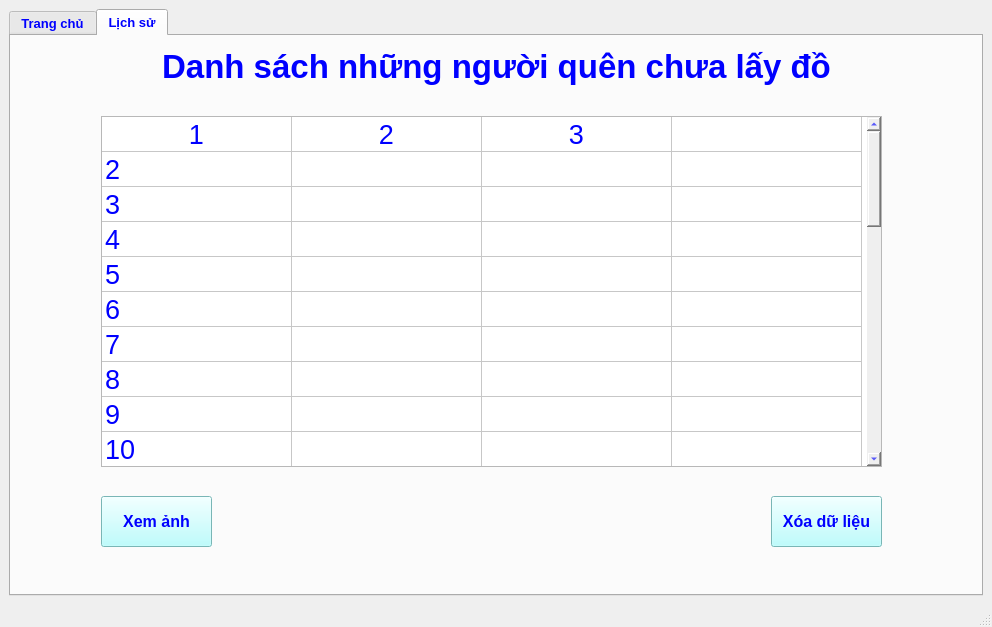
Before: the Qt Designer form GUI.ui in Cutreson/Code, drawn with Qt 5.
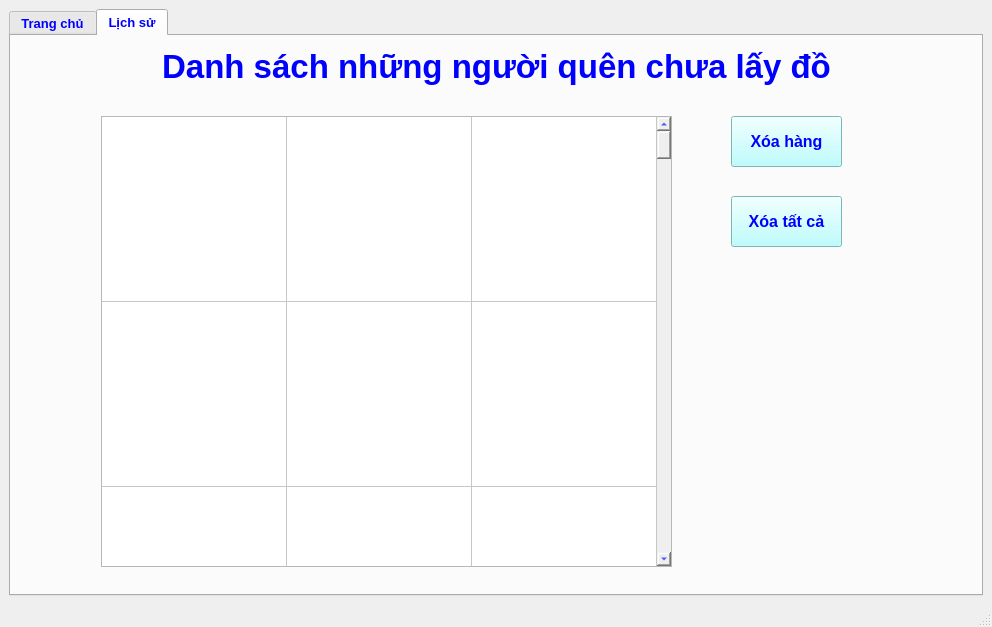
After: the same form once the commit is applied.

The edit to the form file:
```diff
--- a/GUI.ui
+++ b/GUI.ui
@@ -315,8 +315,8 @@
        <widget class="QPushButton" name="btn_view_Img">
         <property name="geometry">
          <rect>
-          <x>90</x>
-          <y>460</y>
+          <x>720</x>
+          <y>80</y>
           <width>111</width>
           <height>51</height>
          </rect>
@@ -333,14 +333,14 @@
 border-color: rgb(255, 0, 0);</string>
         </property>
         <property name="text">
-         <string>Xem ảnh</string>
+         <string>Xóa hàng</string>
         </property>
        </widget>
        <widget class="QPushButton" name="btn_delete">
         <property name="geometry">
          <rect>
-          <x>760</x>
-          <y>460</y>
+          <x>720</x>
+          <y>160</y>
           <width>111</width>
           <height>51</height>
          </rect>
@@ -357,7 +357,7 @@
 border-color: rgb(255, 0, 0);</string>
         </property>
         <property name="text">
-         <string>Xóa dữ liệu</string>
+         <string>Xóa tất cả</string>
         </property>
        </widget>
        <widget class="QTableWidget" name="table_Data">
@@ -368,8 +368,8 @@
          <rect>
           <x>90</x>
           <y>80</y>
-          <width>781</width>
-          <height>351</height>
+          <width>571</width>
+          <height>451</height>
          </rect>
         </property>
         <property name="font">
@@ -423,7 +423,7 @@
          <bool>false</bool>
         </attribute>
         <attribute name="horizontalHeaderDefaultSectionSize">
-         <number>190</number>
+         <number>185</number>
         </attribute>
         <attribute name="horizontalHeaderHighlightSections">
          <bool>true</bool>
@@ -444,7 +444,7 @@
          <bool>false</bool>
         </attribute>
         <attribute name="verticalHeaderDefaultSectionSize">
-         <number>30</number>
+         <number>185</number>
         </attribute>
         <attribute name="verticalHeaderMinimumSectionSize">
          <number>30</number>
@@ -481,7 +481,7 @@
         <row/>
         <column>
          <property name="text">
-          <string>STT</string>
+          <string>Hình ảnh</string>
          </property>
          <property name="font">
           <font>
@@ -509,7 +509,7 @@
          </property>
          <property name="font">
           <font>
-           <pointsize>16</pointsize>
+           <pointsize>18</pointsize>
            <weight>75</weight>
            <bold>true</bold>
           </font>
@@ -529,31 +529,7 @@
         </column>
         <column>
          <property name="text">
-          <string>Ngày gửi</string>
-         </property>
-         <property name="font">
-          <font>
-           <pointsize>16</pointsize>
-           <weight>75</weight>
-           <bold>true</bold>
-          </font>
-         </property>
-         <property name="textAlignment">
-          <set>AlignCenter</set>
-         </property>
-         <property name="foreground">
-          <brush brushstyle="SolidPattern">
-           <color alpha="255">
-            <red>0</red>
-            <green>0</green>
-            <blue>0</blue>
-           </color>
-          </brush>
-         </property>
-        </column>
-        <column>
-         <property name="text">
-          <string>Giờ gửi</string>
+          <string>Thời gian</string>
          </property>
          <property name="font">
           <font>
@@ -577,15 +553,7 @@
         </column>
         <item row="0" column="0">
          <property name="text">
-          <string>1</string>
-         </property>
-         <property name="textAlignment">
-          <set>AlignCenter</set>
-         </property>
-        </item>
-        <item row="0" column="1">
-         <property name="text">
-          <string>2</string>
+          <string/>
          </property>
          <property name="textAlignment">
           <set>AlignCenter</set>
@@ -593,42 +561,12 @@
         </item>
         <item row="0" column="2">
          <property name="text">
-          <string>3</string>
+          <string/>
          </property>
          <property name="textAlignment">
           <set>AlignCenter</set>
          </property>
         </item>
-        <item row="1" column="0">
-         <property name="text">
-          <string>2</string>
-         </property>
-        </item>
-        <item row="2" column="0">
-         <property name="text">
-          <string>3</string>
-         </property>
-        </item>
-        <item row="3" column="0">
-         <property name="text">
-          <string>4</string>
-         </property>
-        </item>
-        <item row="4" column="0">
-         <property name="text">
-          <string>5</string>
-         </property>
-        </item>
-        <item row="5" column="0">
-         <property name="text">
-          <string>6</string>
-         </property>
-        </item>
-        <item row="6" column="0">
-         <property name="text">
-          <string>7</string>
-         </property>
-        </item>
         <item row="6" column="2">
          <property name="text">
           <string/>
@@ -641,121 +579,6 @@
           </font>
          </property>
         </item>
-        <item row="7" column="0">
-         <property name="text">
-          <string>8</string>
-         </property>
-        </item>
-        <item row="8" column="0">
-         <property name="text">
-          <string>9</string>
-         </property>
-        </item>
-        <item row="9" column="0">
-         <property name="text">
-          <string>10</string>
-         </property>
-        </item>
-        <item row="10" column="0">
-         <property name="text">
-          <string>11</string>
-         </property>
-        </item>
-        <item row="11" column="0">
-         <property name="text">
-          <string>12</string>
-         </property>
-        </item>
-        <item row="12" column="0">
-         <property name="text">
-          <string>13</string>
-         </property>
-        </item>
-        <item row="13" column="0">
-         <property name="text">
-          <string>14</string>
-         </property>
-        </item>
-        <item row="14" column="0">
-         <property name="text">
-          <string>15</string>
-         </property>
-        </item>
-        <item row="15" column="0">
-         <property name="text">
-          <string>16</string>
-         </property>
-        </item>
-        <item row="16" column="0">
-         <property name="text">
-          <string>17</string>
-         </property>
-        </item>
-        <item row="17" column="0">
-         <property name="text">
-          <string>18</string>
-         </property>
-        </item>
-        <item row="18" column="0">
-         <property name="text">
-          <string>19</string>
-         </property>
-        </item>
-        <item row="19" column="0">
-         <property name="text">
-          <string>20</string>
-         </property>
-        </item>
-        <item row="20" column="0">
-         <property name="text">
-          <string>21</string>
-         </property>
-        </item>
-        <item row="21" column="0">
-         <property name="text">
-          <string>22</string>
-         </property>
-        </item>
-        <item row="22" column="0">
-         <property name="text">
-          <string>23</string>
-         </property>
-        </item>
-        <item row="23" column="0">
-         <property name="text">
-          <string>24</string>
-         </property>
-        </item>
-        <item row="24" column="0">
-         <property name="text">
-          <string>25</string>
-         </property>
-        </item>
-        <item row="25" column="0">
-         <property name="text">
-          <string>26</string>
-         </property>
-        </item>
-        <item row="26" column="0">
-         <property name="text">
-          <string>27</string>
-         </property>
-        </item>
-        <item row="27" column="0">
-         <property name="text">
-          <string>28</string>
-         </property>
-        </item>
-        <item row="28" column="0">
-         <property name="text">
-          <string>29</string>
-         </property>
-        </item>
-        <item row="29" column="0">
-         <property name="text">
-          <string>30</string>
-         </property>
-        </item>
        </widget>
       </widget>
      </widget>
```
Left out of the diff: 2 changed lines with no effect on the pictures.
